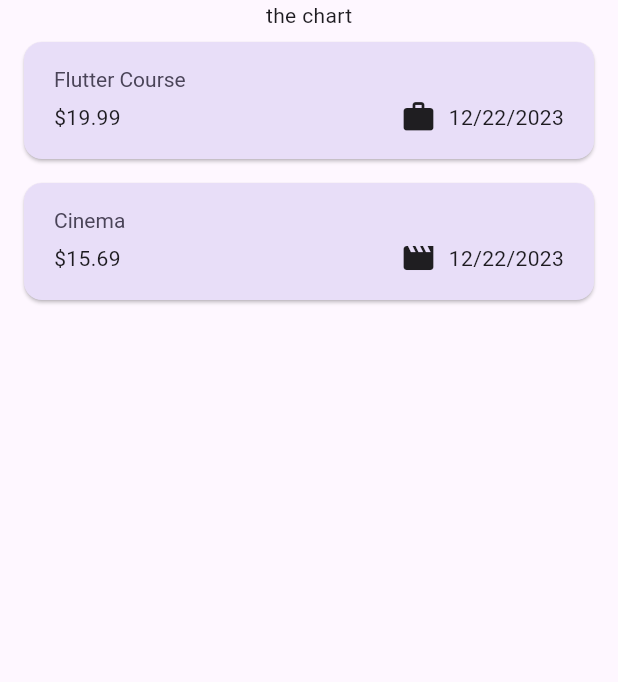
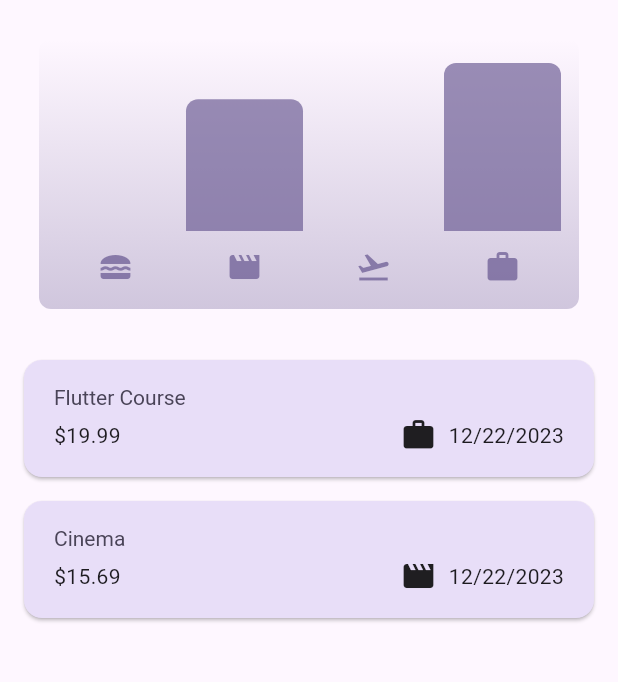
Before and after one commit to JayPatel-2023/Expense-Tracker, a Flutter app: the screen it shows after launch, on a phone screen of 412 x 824 dp, the part 84-766 px from its top. Run offline on Flutter 3.47's test engine with Material 3 defaults, Android fonts, the phone set to English and light mode, and no system bars.

Commit message:
chart added

```diff
--- a/lib/Pages/expenses.dart
+++ b/lib/Pages/expenses.dart
@@ -1,3 +1,4 @@
+import 'package:expense_tracker/widgets/chart/chart.dart';
 import 'package:expense_tracker/widgets/expenses_list.dart';
 import 'package:expense_tracker/widgets/new_expense.dart';
 import 'package:flutter/material.dart';
@@ -89,7 +90,7 @@ class _ExpensesState extends State<Expenses> {
       body: Column(
         mainAxisAlignment: MainAxisAlignment.center,
         children: [
-          const Text('the chart'),
+          Chart(expenses: _registeredExpenses),
           Expanded(
             child: mainContent // Condition for showing Expenses
           ),
--- a/lib/services/Models/expense.dart
+++ b/lib/services/Models/expense.dart
@@ -53,6 +53,7 @@ class ExpenseBucket {
   double get totalExpenses {
     double sum = 0;
 
+    // calculate total expense for particular category
     for (final expense in expenses) {
       sum += expense.amount;
     }
--- /dev/null
+++ b/lib/widgets/chart/chart.dart
@@ -0,0 +1,85 @@
+import 'package:expense_tracker/services/Models/expense.dart';
+import 'package:expense_tracker/widgets/chart/chart_bar.dart';
+import 'package:flutter/material.dart';
+
+class Chart extends StatelessWidget {
+  const Chart({super.key, required this.expenses});
+
+  final List<Expense> expenses;
+
+  List<ExpenseBucket> get buckets {
+    return [
+      ExpenseBucket.forCategory(expenses, Category.food),
+      ExpenseBucket.forCategory(expenses, Category.leisure),
+      ExpenseBucket.forCategory(expenses, Category.travel),
+      ExpenseBucket.forCategory(expenses, Category.work),
+    ];
+  }
+
+  double get maxTotalExpense {
+    double maxTotalExpense = 0;
+
+    for (final bucket in buckets) {
+      if (bucket.totalExpenses > maxTotalExpense) {
+        maxTotalExpense = bucket.totalExpenses;
+      }
+    }
+
+    return maxTotalExpense;
+  }
+
+  @override
+  Widget build(BuildContext context) {
+    final isDarkMode =
+        MediaQuery.of(context).platformBrightness == Brightness.dark;
+    return Container(
+      margin: const EdgeInsets.all(26),
+      padding: const EdgeInsets.symmetric(vertical: 16, horizontal: 8),
+      width: double.infinity,
+      height: 180,
+      decoration: BoxDecoration(
+        borderRadius: BorderRadius.circular(8),
+        gradient: LinearGradient(
+          colors: [
+            Theme.of(context).colorScheme.primary.withOpacity(0.3),
+            Theme.of(context).colorScheme.primary.withOpacity(0.0)
+          ],
+          begin: Alignment.bottomCenter,
+          end: Alignment.topCenter,
+        ),
+      ),
+      child: Column(
+        children: [
+          Expanded(
+            child: Row(
+              crossAxisAlignment: CrossAxisAlignment.end,
+              children: [
+                for(final bucket in buckets) // alternative to map()
+                  ChartBar(
+                    fill: (bucket.totalExpenses / maxTotalExpense)
+                  )
+              ],
+            ),
+          ),
+          const SizedBox(height: 12),
+          Row(
+            children: buckets
+                .map(
+                  (bucket) => Expanded(
+                    child: Padding(
+                      padding: const EdgeInsets.symmetric(horizontal: 4),
+                      child: Icon(
+                        categoryIcons[bucket.category],
+                        color: isDarkMode
+                            ? Theme.of(context).colorScheme.secondary
+                            : Theme.of(context).colorScheme.primary.withOpacity(0.7),
+                      ),
+                    ),
+                  ),
+                ).toList(),
+          ),
+        ],
+      ),
+    );
+  }
+}
--- /dev/null
+++ b/lib/widgets/chart/chart_bar.dart
@@ -0,0 +1,30 @@
+import 'package:flutter/material.dart';
+
+class ChartBar extends StatelessWidget {
+  const ChartBar({super.key, required this.fill});
+
+  final double fill;
+
+  @override
+  Widget build(BuildContext context) {
+    final isDarkMode =
+        MediaQuery.of(context).platformBrightness == Brightness.dark;
+    return Expanded(
+      child: Padding(
+        padding: const EdgeInsets.symmetric(horizontal: 4),
+        child: FractionallySizedBox(
+          heightFactor: fill, // range 0 to 1 (no fix size in pixel)
+          child: DecoratedBox(
+            decoration: BoxDecoration(
+              shape: BoxShape.rectangle,
+              borderRadius: const BorderRadius.vertical(top: Radius.circular(8)),
+              color: isDarkMode
+                  ? Theme.of(context).colorScheme.secondary
+                  : Theme.of(context).colorScheme.primary.withOpacity(0.65),
+            ),
+          ),
+        ),
+      ),
+    );
+  }
+}
```
